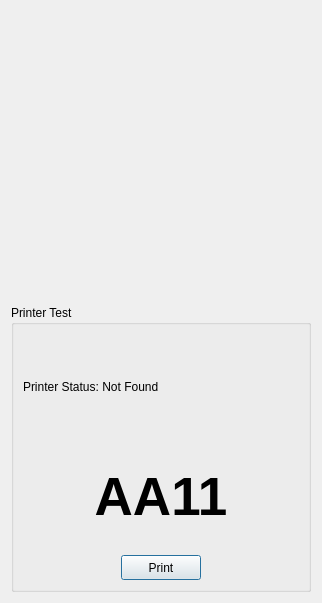
Before: the Qt Designer form ui/printerTest.ui in ugur-ombori/kioskTest, drawn with Qt 5.
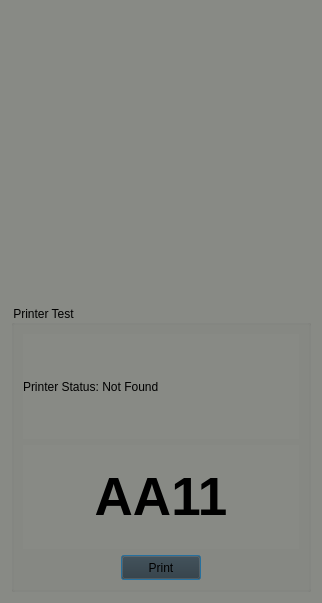
After: the same form once the commit is applied. Icons and pictures are not drawn.

```diff
--- a/ui/printerTest.ui
+++ b/ui/printerTest.ui
@@ -13,6 +13,9 @@
   <property name="windowTitle">
    <string>Dialog</string>
   </property>
+  <property name="styleSheet">
+   <string notr="true">background-color: rgb(136, 138, 133);</string>
+  </property>
   <layout class="QGridLayout" name="gridLayout_2">
    <item row="0" column="0">
     <layout class="QVBoxLayout" name="verticalLayout_7">
@@ -102,6 +105,9 @@
               <height>25</height>
              </size>
             </property>
+            <property name="styleSheet">
+             <string notr="true">background-color: rgb(46, 52, 54);</string>
+            </property>
             <property name="text">
              <string>Print</string>
             </property>
```
